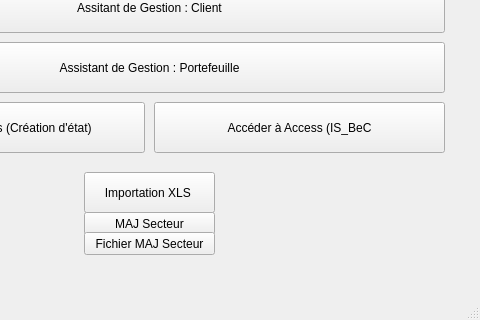
Old version of the form MainMenu.ui in the repository baptiste-pasquier/eurocorporate; both pictures show x 166 to 646 and y 168 to 488 of the 646 by 488 pixel window.
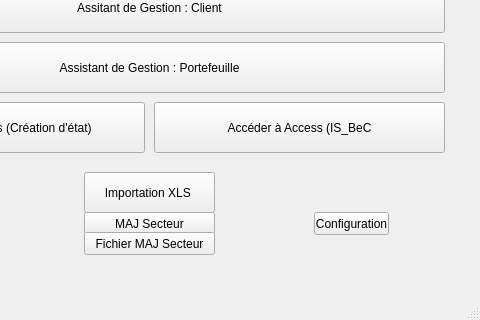
New version of the form. Icons and pictures are not drawn.

What changed in the file:
```diff
--- a/MainMenu.ui
+++ b/MainMenu.ui
@@ -125,6 +125,19 @@
      <string>Fichier MAJ Secteur</string>
     </property>
    </widget>
+   <widget class="QPushButton" name="btn_config">
+    <property name="geometry">
+     <rect>
+      <x>480</x>
+      <y>380</y>
+      <width>75</width>
+      <height>23</height>
+     </rect>
+    </property>
+    <property name="text">
+     <string>Configuration</string>
+    </property>
+   </widget>
   </widget>
   <widget class="QMenuBar" name="menubar">
    <property name="geometry">
```
